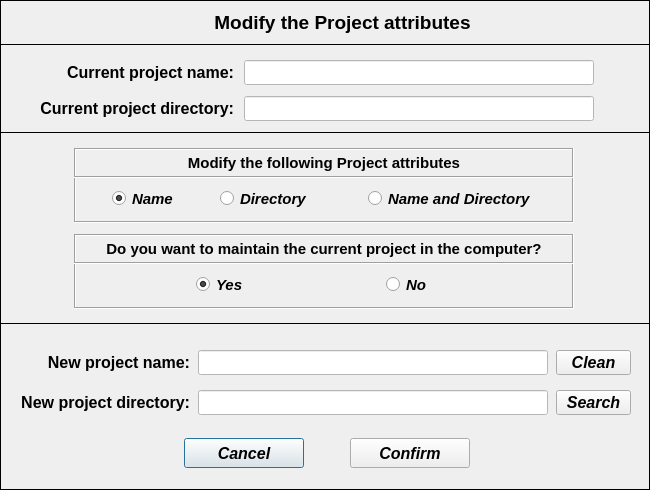
Old version of the form pulse/interface/ui_files/project/save_project_as.ui in the repository open-pulse/OpenPulse.
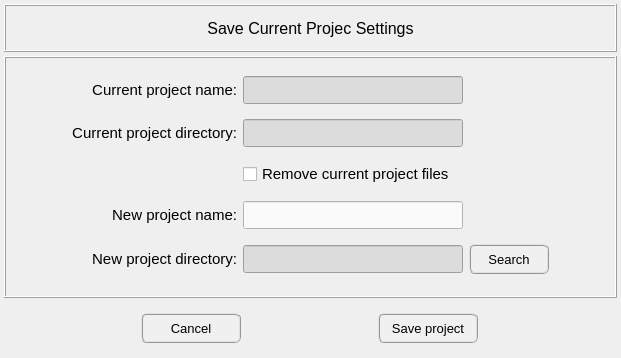
New version of the form. Icons and pictures are not drawn.

Commit message: Refactoring the 'Project Save As' functionality

Patch:
```diff
--- a/pulse/interface/ui_files/project/save_project_as.ui
+++ b/pulse/interface/ui_files/project/save_project_as.ui
@@ -6,148 +6,156 @@
    <rect>
     <x>0</x>
     <y>0</y>
-    <width>650</width>
-    <height>490</height>
+    <width>621</width>
+    <height>358</height>
    </rect>
   </property>
-  <property name="minimumSize">
-   <size>
-    <width>650</width>
-    <height>490</height>
-   </size>
-  </property>
-  <property name="maximumSize">
-   <size>
-    <width>650</width>
-    <height>490</height>
-   </size>
-  </property>
   <property name="windowTitle">
    <string>Set Project Attributes</string>
   </property>
+  <layout class="QGridLayout" name="gridLayout">
+   <property name="leftMargin">
+    <number>4</number>
+   </property>
+   <property name="topMargin">
+    <number>4</number>
+   </property>
+   <property name="rightMargin">
+    <number>4</number>
+   </property>
+   <property name="bottomMargin">
+    <number>4</number>
+   </property>
+   <property name="spacing">
+    <number>4</number>
+   </property>
+   <item row="0" column="0">
   <widget class="QFrame" name="frame">
-   <property name="geometry">
-    <rect>
-     <x>0</x>
-     <y>0</y>
-     <width>650</width>
-     <height>490</height>
-    </rect>
-   </property>
    <property name="minimumSize">
     <size>
-     <width>650</width>
-     <height>490</height>
+       <width>0</width>
+       <height>48</height>
     </size>
    </property>
    <property name="maximumSize">
     <size>
-     <width>650</width>
-     <height>490</height>
+       <width>16777215</width>
+       <height>48</height>
     </size>
    </property>
    <property name="frameShape">
     <enum>QFrame::Box</enum>
    </property>
    <property name="frameShadow">
-    <enum>QFrame::Plain</enum>
-   </property>
-   <property name="lineWidth">
-    <number>1</number>
-   </property>
-   <widget class="QLabel" name="label_8">
-    <property name="geometry">
-     <rect>
-      <x>34</x>
-      <y>96</y>
-      <width>200</width>
-      <height>25</height>
-     </rect>
-    </property>
-    <property name="minimumSize">
-     <size>
-      <width>200</width>
-      <height>25</height>
-     </size>
-    </property>
-    <property name="maximumSize">
-     <size>
-      <width>200</width>
-      <height>25</height>
-     </size>
-    </property>
-    <property name="font">
-     <font>
-      <family>Arial</family>
-      <pointsize>12</pointsize>
-      <weight>75</weight>
-      <italic>false</italic>
-      <bold>true</bold>
-     </font>
-    </property>
-    <property name="text">
-     <string>&lt;html&gt;&lt;head/&gt;&lt;body&gt;&lt;p align=&quot;right&quot;&gt;Current project directory:&lt;/p&gt;&lt;/body&gt;&lt;/html&gt;</string>
-    </property>
-    <property name="alignment">
-     <set>Qt::AlignRight|Qt::AlignTrailing|Qt::AlignVCenter</set>
-    </property>
-   </widget>
+      <enum>QFrame::Raised</enum>
+     </property>
+     <layout class="QGridLayout" name="gridLayout_2">
+      <item row="0" column="0">
    <widget class="QLabel" name="label">
-    <property name="geometry">
-     <rect>
-      <x>0</x>
-      <y>0</y>
-      <width>685</width>
-      <height>45</height>
-     </rect>
-    </property>
     <property name="font">
      <font>
-      <family>Arial</family>
-      <pointsize>14</pointsize>
-      <weight>75</weight>
-      <italic>false</italic>
-      <bold>true</bold>
-     </font>
-    </property>
-    <property name="frameShape">
-     <enum>QFrame::Box</enum>
-    </property>
+          <pointsize>12</pointsize>
+         </font>
+        </property>
     <property name="text">
-     <string>&lt;html&gt;&lt;head/&gt;&lt;body&gt;&lt;p align=&quot;center&quot;&gt;Modify the Project attributes&lt;/p&gt;&lt;/body&gt;&lt;/html&gt;</string>
+         <string>Save Current Projec Settings</string>
     </property>
     <property name="alignment">
      <set>Qt::AlignCenter</set>
     </property>
    </widget>
+      </item>
+     </layout>
+    </widget>
+   </item>
+   <item row="1" column="0">
+    <widget class="QFrame" name="frame_main">
+     <property name="frameShape">
+      <enum>QFrame::Box</enum>
+     </property>
+     <property name="frameShadow">
+      <enum>QFrame::Raised</enum>
+     </property>
+     <layout class="QGridLayout" name="gridLayout_3">
+      <item row="4" column="3">
+       <widget class="QPushButton" name="search_project_folder_button">
+        <property name="sizePolicy">
+         <sizepolicy hsizetype="Expanding" vsizetype="Expanding">
+          <horstretch>0</horstretch>
+          <verstretch>0</verstretch>
+         </sizepolicy>
+        </property>
+        <property name="minimumSize">
+         <size>
+          <width>80</width>
+          <height>30</height>
+         </size>
+        </property>
+        <property name="maximumSize">
+         <size>
+          <width>80</width>
+          <height>30</height>
+         </size>
+        </property>
+        <property name="sizeIncrement">
+         <size>
+          <width>0</width>
+          <height>1</height>
+         </size>
+        </property>
+        <property name="font">
+         <font>
+          <family>MS Shell Dlg 2</family>
+          <pointsize>10</pointsize>
+          <weight>50</weight>
+          <italic>false</italic>
+          <bold>false</bold>
+         </font>
+        </property>
+        <property name="styleSheet">
+         <string notr="true">QPushButton{border-radius: 6px; border-color: rgb(150, 150, 150); border-style: ridge; border-width: 2px; color: rgb(0, 0, 0); background-color: rgb(240, 240, 240)}
+QPushButton:hover{border-radius: 6px; border-color: rgb(0, 170, 255); border-style: ridge; border-width: 2px; color: rgb(0, 0, 0); background-color: rgba(174, 213, 255, 100)}
+QPushButton:pressed{border-radius: 6px; border-color: rgb(0, 170, 255); border-style: ridge; border-width: 2px; color: rgb(0, 0, 0); background-color: rgb(174, 213, 255)}
+QPushButton:disabled{border-radius: 6px; border-color: rgb(150, 150, 150); border-style: ridge; border-width: 0px; color: rgb(150,150, 150); background-color: rgb(220, 220, 220)}</string>
+        </property>
+        <property name="text">
+         <string>Search</string>
+        </property>
+        <property name="icon">
+         <iconset>
+          <normaloff>../../../../data/icons/020-search.png</normaloff>../../../../data/icons/020-search.png</iconset>
+        </property>
+       </widget>
+      </item>
+      <item row="2" column="2">
+       <widget class="QCheckBox" name="remove_current_project_files">
+        <property name="font">
+         <font>
+          <pointsize>11</pointsize>
+         </font>
+        </property>
+        <property name="text">
+         <string>Remove current project files</string>
+        </property>
+       </widget>
+      </item>
+      <item row="0" column="1">
    <widget class="QLabel" name="label_2">
-    <property name="geometry">
-     <rect>
-      <x>34</x>
-      <y>60</y>
-      <width>200</width>
-      <height>25</height>
-     </rect>
-    </property>
     <property name="minimumSize">
      <size>
-      <width>200</width>
-      <height>25</height>
+          <width>0</width>
+          <height>28</height>
      </size>
     </property>
     <property name="maximumSize">
      <size>
-      <width>200</width>
-      <height>25</height>
+          <width>180</width>
+          <height>28</height>
      </size>
     </property>
     <property name="font">
      <font>
-      <family>Arial</family>
-      <pointsize>12</pointsize>
-      <weight>75</weight>
-      <italic>false</italic>
-      <bold>true</bold>
+          <pointsize>11</pointsize>
      </font>
     </property>
     <property name="text">
@@ -157,244 +165,51 @@
      <set>Qt::AlignRight|Qt::AlignTrailing|Qt::AlignVCenter</set>
     </property>
    </widget>
-   <widget class="QLineEdit" name="lineEdit_current_project_name">
-    <property name="enabled">
-     <bool>false</bool>
-    </property>
-    <property name="geometry">
-     <rect>
-      <x>244</x>
-      <y>60</y>
-      <width>350</width>
-      <height>25</height>
-     </rect>
-    </property>
+      </item>
+      <item row="1" column="1">
+       <widget class="QLabel" name="label_8">
     <property name="minimumSize">
-     <size>
-      <width>350</width>
-      <height>25</height>
-     </size>
-    </property>
-    <property name="maximumSize">
-     <size>
-      <width>350</width>
-      <height>25</height>
-     </size>
-    </property>
-    <property name="font">
-     <font>
-      <family>Arial</family>
-      <pointsize>11</pointsize>
-      <weight>75</weight>
-      <italic>true</italic>
-      <bold>true</bold>
-     </font>
-    </property>
-    <property name="styleSheet">
-     <string notr="true">color: rgb(255, 0, 0);
-background-color: rgb(255, 255, 255);</string>
-    </property>
-    <property name="alignment">
-     <set>Qt::AlignCenter</set>
-    </property>
-   </widget>
-   <widget class="QLineEdit" name="lineEdit_current_project_folder">
-    <property name="enabled">
-     <bool>false</bool>
-    </property>
-    <property name="geometry">
-     <rect>
-      <x>244</x>
-      <y>96</y>
-      <width>350</width>
-      <height>25</height>
-     </rect>
-    </property>
-    <property name="minimumSize">
-     <size>
-      <width>350</width>
-      <height>25</height>
-     </size>
-    </property>
-    <property name="maximumSize">
-     <size>
-      <width>350</width>
-      <height>25</height>
-     </size>
-    </property>
-    <property name="font">
-     <font>
-      <family>Arial</family>
-      <pointsize>10</pointsize>
-      <weight>50</weight>
-      <italic>true</italic>
-      <bold>false</bold>
-     </font>
-    </property>
-    <property name="styleSheet">
-     <string notr="true">color: rgb(255, 0, 0);
-background-color: rgb(255, 255, 255);</string>
-    </property>
-    <property name="alignment">
-     <set>Qt::AlignCenter</set>
-    </property>
-   </widget>
-   <widget class="QToolButton" name="toolButton_search_project_folder">
-    <property name="geometry">
-     <rect>
-      <x>556</x>
-      <y>390</y>
-      <width>75</width>
-      <height>25</height>
-     </rect>
-    </property>
-    <property name="sizePolicy">
-     <sizepolicy hsizetype="Expanding" vsizetype="Expanding">
-      <horstretch>0</horstretch>
-      <verstretch>0</verstretch>
-     </sizepolicy>
-    </property>
-    <property name="minimumSize">
-     <size>
-      <width>75</width>
-      <height>25</height>
-     </size>
-    </property>
-    <property name="maximumSize">
-     <size>
-      <width>75</width>
-      <height>25</height>
-     </size>
-    </property>
-    <property name="sizeIncrement">
      <size>
       <width>0</width>
-      <height>1</height>
+          <height>28</height>
+         </size>
+        </property>
+        <property name="maximumSize">
+         <size>
+          <width>180</width>
+          <height>28</height>
      </size>
     </property>
     <property name="font">
      <font>
-      <family>Arial</family>
-      <pointsize>12</pointsize>
-      <weight>75</weight>
-      <italic>true</italic>
-      <bold>true</bold>
+          <pointsize>11</pointsize>
      </font>
     </property>
     <property name="text">
-     <string>Search</string>
-    </property>
-   </widget>
-   <widget class="QLineEdit" name="lineEdit_new_project_name">
-    <property name="enabled">
-     <bool>true</bool>
-    </property>
-    <property name="geometry">
-     <rect>
-      <x>198</x>
-      <y>350</y>
-      <width>350</width>
-      <height>25</height>
-     </rect>
-    </property>
-    <property name="minimumSize">
-     <size>
-      <width>350</width>
-      <height>25</height>
-     </size>
-    </property>
-    <property name="maximumSize">
-     <size>
-      <width>350</width>
-      <height>25</height>
-     </size>
-    </property>
-    <property name="font">
-     <font>
-      <family>Arial</family>
-      <pointsize>11</pointsize>
-      <weight>75</weight>
-      <italic>true</italic>
-      <bold>true</bold>
-     </font>
-    </property>
-    <property name="styleSheet">
-     <string notr="true">background-color: rgb(255, 255, 255);
-color: rgb(0, 0, 255);</string>
-    </property>
+         <string>&lt;html&gt;&lt;head/&gt;&lt;body&gt;&lt;p align=&quot;right&quot;&gt;Current project directory:&lt;/p&gt;&lt;/body&gt;&lt;/html&gt;</string>
+        </property>
     <property name="alignment">
-     <set>Qt::AlignCenter</set>
-    </property>
-   </widget>
-   <widget class="QLineEdit" name="lineEdit_new_project_folder">
-    <property name="enabled">
-     <bool>true</bool>
-    </property>
-    <property name="geometry">
-     <rect>
-      <x>198</x>
-      <y>390</y>
-      <width>350</width>
-      <height>25</height>
-     </rect>
-    </property>
-    <property name="minimumSize">
-     <size>
-      <width>350</width>
-      <height>25</height>
-     </size>
-    </property>
-    <property name="maximumSize">
-     <size>
-      <width>350</width>
-      <height>25</height>
-     </size>
-    </property>
-    <property name="font">
-     <font>
-      <family>Arial</family>
-      <pointsize>10</pointsize>
-      <weight>50</weight>
-      <italic>true</italic>
-      <bold>false</bold>
-     </font>
-    </property>
-    <property name="styleSheet">
-     <string notr="true">background-color: rgb(255, 255, 255);
-color: rgb(0, 0, 255);</string>
-    </property>
-    <property name="alignment">
-     <set>Qt::AlignCenter</set>
-    </property>
-   </widget>
+         <set>Qt::AlignRight|Qt::AlignTrailing|Qt::AlignVCenter</set>
+        </property>
+       </widget>
+      </item>
+      <item row="3" column="1">
    <widget class="QLabel" name="label_3">
-    <property name="geometry">
-     <rect>
-      <x>10</x>
-      <y>350</y>
-      <width>180</width>
-      <height>25</height>
-     </rect>
-    </property>
     <property name="minimumSize">
      <size>
-      <width>180</width>
-      <height>25</height>
+          <width>0</width>
+          <height>28</height>
      </size>
     </property>
     <property name="maximumSize">
      <size>
       <width>180</width>
-      <height>25</height>
+          <height>28</height>
      </size>
     </property>
     <property name="font">
      <font>
-      <family>Arial</family>
-      <pointsize>12</pointsize>
-      <weight>75</weight>
-      <italic>false</italic>
-      <bold>true</bold>
+          <pointsize>11</pointsize>
      </font>
     </property>
     <property name="text">
@@ -404,34 +219,117 @@
      <set>Qt::AlignRight|Qt::AlignTrailing|Qt::AlignVCenter</set>
     </property>
    </widget>
+      </item>
+      <item row="4" column="2">
+       <widget class="QLineEdit" name="new_project_directory">
+        <property name="enabled">
+         <bool>false</bool>
+        </property>
+        <property name="minimumSize">
+         <size>
+          <width>220</width>
+          <height>28</height>
+         </size>
+        </property>
+        <property name="maximumSize">
+         <size>
+          <width>350</width>
+          <height>28</height>
+         </size>
+        </property>
+        <property name="font">
+         <font>
+          <pointsize>10</pointsize>
+         </font>
+        </property>
+        <property name="styleSheet">
+         <string notr="true">QLineEdit{color: rgb(0, 0, 0); background-color: rgb(250, 250, 250)}
+QLineEdit:disabled{color: rgb(100, 100, 100); background-color: rgb(220, 220, 220)}</string>
+        </property>
+        <property name="alignment">
+         <set>Qt::AlignCenter</set>
+        </property>
+       </widget>
+      </item>
+      <item row="0" column="2">
+       <widget class="QLineEdit" name="current_project_name">
+        <property name="enabled">
+         <bool>false</bool>
+        </property>
+        <property name="minimumSize">
+         <size>
+          <width>220</width>
+          <height>28</height>
+         </size>
+        </property>
+        <property name="maximumSize">
+         <size>
+          <width>350</width>
+          <height>28</height>
+         </size>
+        </property>
+        <property name="font">
+         <font>
+          <pointsize>10</pointsize>
+         </font>
+        </property>
+        <property name="styleSheet">
+         <string notr="true">QLineEdit{color: rgb(0, 0, 0); background-color: rgb(250, 250, 250)}
+QLineEdit:disabled{color: rgb(100, 100, 100); background-color: rgb(220, 220, 220)}</string>
+        </property>
+        <property name="alignment">
+         <set>Qt::AlignCenter</set>
+        </property>
+       </widget>
+      </item>
+      <item row="1" column="2">
+       <widget class="QLineEdit" name="current_project_directory">
+        <property name="enabled">
+         <bool>false</bool>
+        </property>
+        <property name="minimumSize">
+         <size>
+          <width>220</width>
+          <height>28</height>
+         </size>
+        </property>
+        <property name="maximumSize">
+         <size>
+          <width>350</width>
+          <height>28</height>
+         </size>
+        </property>
+        <property name="font">
+         <font>
+          <pointsize>10</pointsize>
+         </font>
+        </property>
+        <property name="styleSheet">
+         <string notr="true">QLineEdit{color: rgb(0, 0, 0); background-color: rgb(250, 250, 250)}
+QLineEdit:disabled{color: rgb(100, 100, 100); background-color: rgb(220, 220, 220)}</string>
+        </property>
+        <property name="alignment">
+         <set>Qt::AlignCenter</set>
+        </property>
+       </widget>
+      </item>
+      <item row="4" column="1">
    <widget class="QLabel" name="label_9">
-    <property name="geometry">
-     <rect>
-      <x>10</x>
-      <y>390</y>
-      <width>180</width>
-      <height>25</height>
-     </rect>
-    </property>
     <property name="minimumSize">
      <size>
-      <width>180</width>
-      <height>25</height>
+          <width>0</width>
+          <height>28</height>
      </size>
     </property>
     <property name="maximumSize">
      <size>
       <width>180</width>
-      <height>25</height>
+          <height>28</height>
      </size>
     </property>
     <property name="font">
      <font>
-      <family>Arial</family>
-      <pointsize>12</pointsize>
-      <weight>75</weight>
-      <italic>false</italic>
-      <bold>true</bold>
+          <pointsize>11</pointsize>
      </font>
     </property>
     <property name="text">
@@ -441,544 +339,197 @@
      <set>Qt::AlignRight|Qt::AlignTrailing|Qt::AlignVCenter</set>
     </property>
    </widget>
-   <widget class="QToolButton" name="toolButton_clean_project_name">
-    <property name="geometry">
-     <rect>
-      <x>556</x>
-      <y>350</y>
-      <width>75</width>
-      <height>25</height>
-     </rect>
-    </property>
-    <property name="sizePolicy">
-     <sizepolicy hsizetype="Expanding" vsizetype="Expanding">
-      <horstretch>0</horstretch>
-      <verstretch>0</verstretch>
-     </sizepolicy>
-    </property>
+      </item>
+      <item row="3" column="2">
+       <widget class="QLineEdit" name="new_project_name">
+        <property name="enabled">
+         <bool>true</bool>
+        </property>
     <property name="minimumSize">
      <size>
-      <width>75</width>
-      <height>25</height>
+          <width>220</width>
+          <height>28</height>
      </size>
     </property>
     <property name="maximumSize">
      <size>
-      <width>75</width>
-      <height>25</height>
-     </size>
-    </property>
-    <property name="sizeIncrement">
-     <size>
-      <width>0</width>
-      <height>1</height>
-     </size>
-    </property>
+          <width>350</width>
+          <height>28</height>
+         </size>
+        </property>
     <property name="font">
      <font>
-      <family>Arial</family>
-      <pointsize>12</pointsize>
-      <weight>75</weight>
-      <italic>true</italic>
-      <bold>true</bold>
-     </font>
-    </property>
-    <property name="text">
-     <string>Clean</string>
-    </property>
-   </widget>
-   <widget class="QFrame" name="frame_2">
-    <property name="geometry">
-     <rect>
-      <x>0</x>
-      <y>132</y>
-      <width>650</width>
-      <height>192</height>
-     </rect>
-    </property>
-    <property name="minimumSize">
+          <pointsize>10</pointsize>
+         </font>
+        </property>
+        <property name="styleSheet">
+         <string notr="true">QLineEdit{color: rgb(0, 0, 0); background-color: rgb(250, 250, 250)}
+QLineEdit:disabled{color: rgb(100, 100, 100); background-color: rgb(220, 220, 220)}</string>
+        </property>
+        <property name="alignment">
+         <set>Qt::AlignCenter</set>
+        </property>
+        <property name="clearButtonEnabled">
+         <bool>true</bool>
+        </property>
+       </widget>
+      </item>
+      <item row="4" column="4">
+       <spacer name="horizontalSpacer_2">
+        <property name="orientation">
+         <enum>Qt::Horizontal</enum>
+        </property>
+        <property name="sizeHint" stdset="0">
      <size>
-      <width>650</width>
-      <height>0</height>
-     </size>
-    </property>
-    <property name="maximumSize">
+          <width>40</width>
+          <height>20</height>
+         </size>
+        </property>
+       </spacer>
+      </item>
+      <item row="4" column="0">
+       <spacer name="horizontalSpacer">
+        <property name="orientation">
+         <enum>Qt::Horizontal</enum>
+        </property>
+        <property name="sizeHint" stdset="0">
      <size>
-      <width>650</width>
-      <height>16777215</height>
-     </size>
-    </property>
-    <property name="frameShape">
-     <enum>QFrame::Box</enum>
-    </property>
-    <property name="frameShadow">
-     <enum>QFrame::Plain</enum>
-    </property>
-    <widget class="QFrame" name="frame_3">
-     <property name="geometry">
-      <rect>
-       <x>74</x>
-       <y>16</y>
-       <width>500</width>
-       <height>75</height>
-      </rect>
-     </property>
+          <width>40</width>
+          <height>20</height>
+         </size>
+        </property>
+       </spacer>
+      </item>
+     </layout>
+    </widget>
+   </item>
+   <item row="2" column="0">
+    <widget class="QFrame" name="frame_buttons">
      <property name="minimumSize">
       <size>
-       <width>500</width>
-       <height>0</height>
+       <width>0</width>
+       <height>52</height>
       </size>
      </property>
      <property name="maximumSize">
       <size>
-       <width>500</width>
-       <height>16777215</height>
+       <width>16777215</width>
+       <height>52</height>
       </size>
      </property>
      <property name="frameShape">
-      <enum>QFrame::Box</enum>
+      <enum>QFrame::NoFrame</enum>
      </property>
      <property name="frameShadow">
-      <enum>QFrame::Sunken</enum>
+      <enum>QFrame::Raised</enum>
      </property>
-     <widget class="QRadioButton" name="radioButton_projectName">
-      <property name="geometry">
-       <rect>
-        <x>38</x>
-        <y>38</y>
-        <width>80</width>
-        <height>25</height>
-       </rect>
+     <layout class="QGridLayout" name="gridLayout_6">
+      <property name="leftMargin">
+       <number>10</number>
       </property>
-      <property name="minimumSize">
-       <size>
-        <width>80</width>
-        <height>25</height>
-       </size>
+      <property name="topMargin">
+       <number>0</number>
       </property>
-      <property name="maximumSize">
-       <size>
-        <width>80</width>
-        <height>25</height>
-       </size>
+      <property name="rightMargin">
+       <number>10</number>
       </property>
-      <property name="font">
-       <font>
-        <family>Arial</family>
-        <pointsize>11</pointsize>
-        <weight>75</weight>
-        <italic>true</italic>
-        <bold>true</bold>
-       </font>
+      <property name="bottomMargin">
+       <number>0</number>
       </property>
-      <property name="text">
-       <string>Name</string>
+      <property name="horizontalSpacing">
+       <number>10</number>
       </property>
-      <property name="iconSize">
-       <size>
-        <width>30</width>
-        <height>30</height>
-       </size>
-      </property>
-      <property name="checked">
-       <bool>true</bool>
-      </property>
-      <attribute name="buttonGroup">
-       <string notr="true">buttonGroup_2</string>
-      </attribute>
-     </widget>
-     <widget class="QRadioButton" name="radioButton_projectDirectory">
-      <property name="geometry">
-       <rect>
-        <x>146</x>
-        <y>38</y>
-        <width>100</width>
-        <height>25</height>
-       </rect>
-      </property>
-      <property name="minimumSize">
-       <size>
-        <width>100</width>
-        <height>25</height>
-       </size>
-      </property>
-      <property name="maximumSize">
-       <size>
-        <width>100</width>
-        <height>25</height>
-       </size>
-      </property>
-      <property name="font">
-       <font>
-        <family>Arial</family>
-        <pointsize>11</pointsize>
-        <weight>75</weight>
-        <italic>true</italic>
-        <bold>true</bold>
-       </font>
-      </property>
-      <property name="text">
-       <string>Directory</string>
-      </property>
-      <attribute name="buttonGroup">
-       <string notr="true">buttonGroup_2</string>
-      </attribute>
-     </widget>
-     <widget class="QLabel" name="label_11">
-      <property name="enabled">
-       <bool>true</bool>
-      </property>
-      <property name="geometry">
-       <rect>
-        <x>0</x>
-        <y>0</y>
-        <width>500</width>
-        <height>30</height>
-       </rect>
-      </property>
+      <item row="0" column="1">
+       <widget class="QPushButton" name="save_project_button">
       <property name="sizePolicy">
-       <sizepolicy hsizetype="Preferred" vsizetype="Expanding">
+         <sizepolicy hsizetype="Expanding" vsizetype="Expanding">
         <horstretch>0</horstretch>
         <verstretch>0</verstretch>
        </sizepolicy>
       </property>
       <property name="minimumSize">
        <size>
-        <width>500</width>
+          <width>100</width>
         <height>30</height>
        </size>
       </property>
       <property name="maximumSize">
        <size>
-        <width>500</width>
+          <width>100</width>
         <height>30</height>
        </size>
       </property>
-      <property name="font">
-       <font>
-        <family>Arial</family>
-        <pointsize>11</pointsize>
-        <weight>75</weight>
-        <italic>false</italic>
-        <bold>true</bold>
-       </font>
-      </property>
-      <property name="frameShape">
-       <enum>QFrame::Box</enum>
-      </property>
-      <property name="frameShadow">
-       <enum>QFrame::Sunken</enum>
-      </property>
-      <property name="text">
-       <string>&lt;!DOCTYPE HTML PUBLIC &quot;-//W3C//DTD HTML 4.0//EN&quot; &quot;http://www.w3.org/TR/REC-html40/strict.dtd&quot;&gt;
-&lt;html&gt;&lt;head&gt;&lt;meta name=&quot;qrichtext&quot; content=&quot;1&quot; /&gt;&lt;style type=&quot;text/css&quot;&gt;
-p, li { white-space: pre-wrap; }
-&lt;/style&gt;&lt;/head&gt;&lt;body style=&quot; font-family:'Arial'; font-size:11pt; font-weight:600; font-style:normal;&quot;&gt;
-&lt;p align=&quot;center&quot; style=&quot; margin-top:12px; margin-bottom:12px; margin-left:0px; margin-right:0px; -qt-block-indent:0; text-indent:0px;&quot;&gt;Modify the following Project attributes&lt;/p&gt;&lt;/body&gt;&lt;/html&gt;</string>
-      </property>
-      <property name="textFormat">
-       <enum>Qt::AutoText</enum>
-      </property>
-      <property name="scaledContents">
-       <bool>false</bool>
-      </property>
-      <property name="alignment">
-       <set>Qt::AlignCenter</set>
-      </property>
-      <property name="wordWrap">
-       <bool>false</bool>
-      </property>
-      <property name="indent">
-       <number>0</number>
-      </property>
-     </widget>
-     <widget class="QRadioButton" name="radioButton_projectNameDirectory">
-      <property name="geometry">
-       <rect>
-        <x>294</x>
-        <y>38</y>
-        <width>180</width>
-        <height>25</height>
-       </rect>
-      </property>
-      <property name="minimumSize">
+        <property name="sizeIncrement">
        <size>
-        <width>180</width>
-        <height>25</height>
-       </size>
-      </property>
-      <property name="maximumSize">
-       <size>
-        <width>180</width>
-        <height>25</height>
-       </size>
-      </property>
+          <width>0</width>
+          <height>1</height>
+         </size>
+        </property>
       <property name="font">
        <font>
-        <family>Arial</family>
-        <pointsize>11</pointsize>
-        <weight>75</weight>
-        <italic>true</italic>
-        <bold>true</bold>
-       </font>
-      </property>
-      <property name="text">
-       <string>Name and Directory</string>
-      </property>
-      <attribute name="buttonGroup">
-       <string notr="true">buttonGroup_2</string>
-      </attribute>
-     </widget>
-    </widget>
-    <widget class="QFrame" name="frame_4">
-     <property name="geometry">
-      <rect>
-       <x>74</x>
-       <y>102</y>
-       <width>500</width>
-       <height>75</height>
-      </rect>
-     </property>
-     <property name="minimumSize">
-      <size>
-       <width>500</width>
-       <height>0</height>
-      </size>
-     </property>
-     <property name="maximumSize">
-      <size>
-       <width>500</width>
-       <height>16777215</height>
-      </size>
-     </property>
-     <property name="frameShape">
-      <enum>QFrame::Box</enum>
-     </property>
-     <property name="frameShadow">
-      <enum>QFrame::Sunken</enum>
-     </property>
-     <widget class="QRadioButton" name="radioButton_maintain_current_project_folder">
-      <property name="geometry">
-       <rect>
-        <x>122</x>
-        <y>38</y>
-        <width>80</width>
-        <height>25</height>
-       </rect>
-      </property>
-      <property name="minimumSize">
-       <size>
-        <width>80</width>
-        <height>25</height>
-       </size>
-      </property>
-      <property name="maximumSize">
-       <size>
-        <width>80</width>
-        <height>25</height>
-       </size>
-      </property>
-      <property name="font">
-       <font>
-        <family>Arial</family>
-        <pointsize>11</pointsize>
-        <weight>75</weight>
-        <italic>true</italic>
-        <bold>true</bold>
-       </font>
-      </property>
+          <pointsize>10</pointsize>
+         </font>
+        </property>
+        <property name="styleSheet">
+         <string notr="true">QPushButton{border-radius: 6px; border-color: rgb(150, 150, 150); border-style: ridge; border-width: 2px; color: rgb(0, 0, 0); background-color: rgb(240, 240, 240)}
+QPushButton:hover{border-radius: 6px; border-color: rgb(0, 170, 255); border-style: ridge; border-width: 2px; color: rgb(0, 0, 0); background-color: rgba(174, 213, 255, 100)}
+QPushButton:pressed{border-radius: 6px; border-color: rgb(0, 170, 255); border-style: ridge; border-width: 2px; color: rgb(0, 0, 0); background-color: rgb(174, 213, 255)}
+QPushButton:disabled{border-radius: 6px; border-color: rgb(150, 150, 150); border-style: ridge; border-width: 0px; color: rgb(150,150, 150); background-color: rgb(220, 220, 220)}</string>
+        </property>
       <property name="text">
-       <string>Yes</string>
-      </property>
-      <property name="iconSize">
-       <size>
-        <width>30</width>
-        <height>30</height>
-       </size>
-      </property>
-      <property name="checked">
-       <bool>true</bool>
-      </property>
-      <attribute name="buttonGroup">
-       <string notr="true">buttonGroup</string>
-      </attribute>
-     </widget>
-     <widget class="QRadioButton" name="radioButton_remove_current_project_folder">
-      <property name="geometry">
-       <rect>
-        <x>312</x>
-        <y>38</y>
-        <width>80</width>
-        <height>25</height>
-       </rect>
-      </property>
-      <property name="minimumSize">
-       <size>
-        <width>80</width>
-        <height>25</height>
-       </size>
-      </property>
-      <property name="maximumSize">
-       <size>
-        <width>80</width>
-        <height>25</height>
-       </size>
-      </property>
-      <property name="font">
-       <font>
-        <family>Arial</family>
-        <pointsize>11</pointsize>
-        <weight>75</weight>
-        <italic>true</italic>
-        <bold>true</bold>
-       </font>
-      </property>
-      <property name="text">
-       <string>No</string>
-      </property>
-      <attribute name="buttonGroup">
-       <string notr="true">buttonGroup</string>
-      </attribute>
-     </widget>
-     <widget class="QLabel" name="label_12">
-      <property name="enabled">
-       <bool>true</bool>
-      </property>
-      <property name="geometry">
-       <rect>
-        <x>0</x>
-        <y>0</y>
-        <width>500</width>
-        <height>30</height>
-       </rect>
-      </property>
+         <string>Save project</string>
+        </property>
+       </widget>
+      </item>
+      <item row="0" column="0">
+       <widget class="QPushButton" name="cancel_button">
       <property name="sizePolicy">
-       <sizepolicy hsizetype="Preferred" vsizetype="Expanding">
+         <sizepolicy hsizetype="Expanding" vsizetype="Expanding">
         <horstretch>0</horstretch>
         <verstretch>0</verstretch>
        </sizepolicy>
       </property>
       <property name="minimumSize">
        <size>
-        <width>500</width>
+          <width>100</width>
         <height>30</height>
        </size>
       </property>
       <property name="maximumSize">
        <size>
-        <width>500</width>
+          <width>100</width>
         <height>30</height>
        </size>
       </property>
-      <property name="font">
-       <font>
-        <family>Arial</family>
-        <pointsize>11</pointsize>
-        <weight>75</weight>
-        <italic>false</italic>
-        <bold>true</bold>
-       </font>
-      </property>
-      <property name="frameShape">
-       <enum>QFrame::Box</enum>
-      </property>
-      <property name="frameShadow">
-       <enum>QFrame::Sunken</enum>
-      </property>
-      <property name="text">
-       <string>&lt;!DOCTYPE HTML PUBLIC &quot;-//W3C//DTD HTML 4.0//EN&quot; &quot;http://www.w3.org/TR/REC-html40/strict.dtd&quot;&gt;
-&lt;html&gt;&lt;head&gt;&lt;meta name=&quot;qrichtext&quot; content=&quot;1&quot; /&gt;&lt;style type=&quot;text/css&quot;&gt;
-p, li { white-space: pre-wrap; }
-&lt;/style&gt;&lt;/head&gt;&lt;body style=&quot; font-family:'Arial'; font-size:11pt; font-weight:600; font-style:normal;&quot;&gt;
-&lt;p align=&quot;center&quot; style=&quot; margin-top:12px; margin-bottom:12px; margin-left:0px; margin-right:0px; -qt-block-indent:0; text-indent:0px;&quot;&gt;Do you want to maintain the current project in the computer?&lt;/p&gt;&lt;/body&gt;&lt;/html&gt;</string>
-      </property>
-      <property name="textFormat">
-       <enum>Qt::AutoText</enum>
-      </property>
-      <property name="scaledContents">
-       <bool>false</bool>
-      </property>
-      <property name="alignment">
-       <set>Qt::AlignCenter</set>
-      </property>
-      <property name="wordWrap">
-       <bool>false</bool>
-      </property>
-      <property name="indent">
-       <number>0</number>
-      </property>
-     </widget>
-    </widget>
-   </widget>
-   <widget class="QPushButton" name="pushButton_cancel">
-    <property name="geometry">
-     <rect>
-      <x>184</x>
-      <y>438</y>
-      <width>120</width>
-      <height>30</height>
-     </rect>
-    </property>
-    <property name="minimumSize">
+        <property name="sizeIncrement">
      <size>
-      <width>120</width>
-      <height>30</height>
-     </size>
-    </property>
-    <property name="maximumSize">
-     <size>
-      <width>120</width>
-      <height>30</height>
-     </size>
-    </property>
+          <width>0</width>
+          <height>1</height>
+         </size>
+        </property>
     <property name="font">
      <font>
-      <family>Arial</family>
-      <pointsize>12</pointsize>
-      <weight>75</weight>
-      <italic>true</italic>
-      <bold>true</bold>
-     </font>
-    </property>
+          <pointsize>10</pointsize>
+         </font>
+        </property>
+        <property name="styleSheet">
+         <string notr="true">QPushButton{border-radius: 6px; border-color: rgb(150, 150, 150); border-style: ridge; border-width: 2px; color: rgb(0, 0, 0); background-color: rgb(240, 240, 240)}
+QPushButton:hover{border-radius: 6px; border-color: rgb(0, 170, 255); border-style: ridge; border-width: 2px; color: rgb(0, 0, 0); background-color: rgba(174, 213, 255, 100)}
+QPushButton:pressed{border-radius: 6px; border-color: rgb(0, 170, 255); border-style: ridge; border-width: 2px; color: rgb(0, 0, 0); background-color: rgb(174, 213, 255)}
+QPushButton:disabled{border-radius: 6px; border-color: rgb(150, 150, 150); border-style: ridge; border-width: 0px; color: rgb(150,150, 150); background-color: rgb(220, 220, 220)}</string>
+        </property>
     <property name="text">
      <string>Cancel</string>
     </property>
    </widget>
-   <widget class="QPushButton" name="pushButton_confirm">
-    <property name="geometry">
-     <rect>
-      <x>350</x>
-      <y>438</y>
-      <width>120</width>
-      <height>30</height>
-     </rect>
-    </property>
-    <property name="minimumSize">
-     <size>
-      <width>120</width>
-      <height>30</height>
-     </size>
-    </property>
-    <property name="maximumSize">
-     <size>
-      <width>120</width>
-      <height>30</height>
-     </size>
-    </property>
-    <property name="font">
-     <font>
-      <family>Arial</family>
-      <pointsize>12</pointsize>
-      <weight>75</weight>
-      <italic>true</italic>
-      <bold>true</bold>
-     </font>
-    </property>
-    <property name="text">
-     <string>Confirm</string>
-    </property>
-   </widget>
-  </widget>
+      </item>
+     </layout>
+    </widget>
+   </item>
+  </layout>
+  <zorder>frame</zorder>
+  <zorder>frame_buttons</zorder>
+  <zorder>frame_main</zorder>
  </widget>
  <resources/>
  <connections/>
```
Left out of the diff: 6 changed lines with no effect on the pictures. Lines whose indentation alone changed are shown as unchanged. The commit also changes 7 other files.
